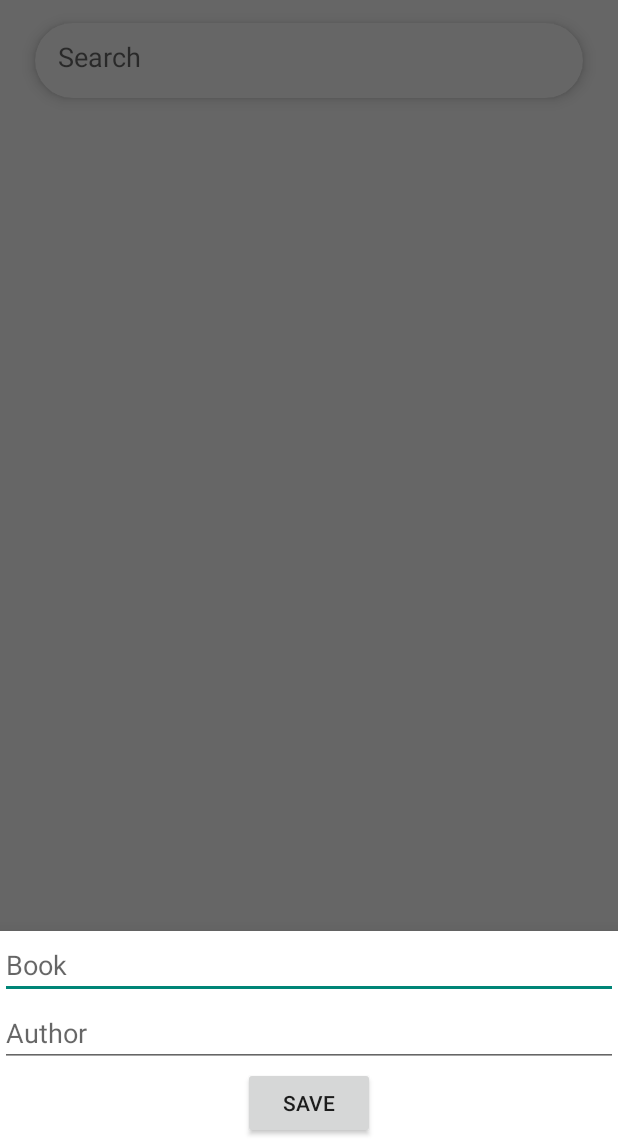
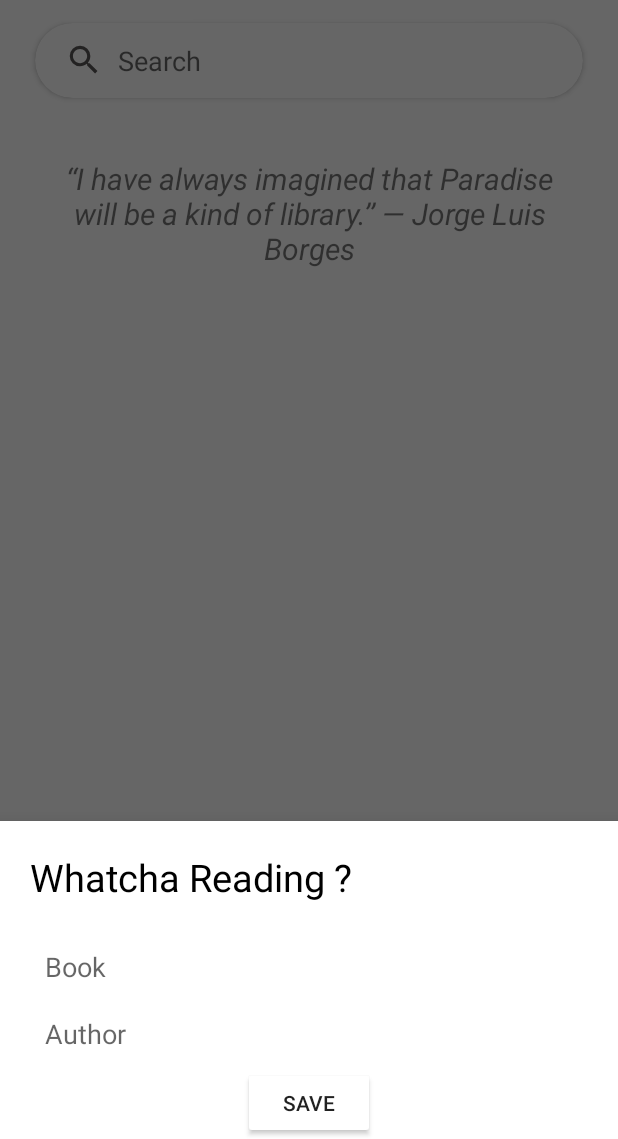
Before and after one commit to faizanmir/BookKeeper3, an Android app: the mainActivity screen opened directly, with no data from a screen before it, after a tap on an icon or button, on a phone screen of 412 x 824 dp, the part 97-1236 px from its top. Run offline under Robolectric (Android 15) with nearby library versions, the phone set to English and light mode, and no system bars; our stand-ins replace Room's generated code; libraries missing offline, so code that uses them is left out: me.anwarshahriar.calligrapher; 2 statements that could not run were skipped.

Commit message:
Changelog * Add randomised quote * Fix Search
Signed-off-by: Faizan <faizanmir009@gmail.com>

```diff
--- a/app/src/main/java/bookkeeper/com/bookkeeper/mainActivity.java
+++ b/app/src/main/java/bookkeeper/com/bookkeeper/mainActivity.java
@@ -1,32 +1,38 @@
 package bookkeeper.com.bookkeeper;
 
-import androidx.appcompat.app.AppCompatActivity;
 import android.os.Bundle;
 import android.text.Editable;
 import android.text.TextWatcher;
 import android.view.View;
 import android.widget.Button;
 import android.widget.EditText;
+import android.widget.TextView;
 import android.widget.Toast;
 
 import com.google.android.material.bottomsheet.BottomSheetDialog;
 import com.google.android.material.floatingactionbutton.FloatingActionButton;
 
+import java.util.ArrayList;
+import java.util.Random;
+
+import androidx.appcompat.app.AppCompatActivity;
 import androidx.recyclerview.widget.RecyclerView;
 import androidx.recyclerview.widget.StaggeredGridLayoutManager;
 import bookkeeper.com.bookkeeper.BooksDatabase.Book;
 import bookkeeper.com.bookkeeper.BooksDatabase.BooksDataBase;
 import me.anwarshahriar.calligrapher.Calligrapher;
 
-import java.util.ArrayList;
-
 public class mainActivity extends AppCompatActivity {
-
+    TextView textView_quotes;
     @Override
     protected void onCreate(Bundle savedInstanceState) {
         super.onCreate(savedInstanceState);
         setContentView(R.layout.activity_main);
-
+        int array_quotes[] = {R.string.quote1, R.string.quote2, R.string.quote3, R.string.quote4, R.string.quote5, R.string.quote6, R.string.quote7};
+        Random random = new Random();
+        int z = random.nextInt(array_quotes.length - 1);
+        textView_quotes = findViewById(R.id.quotes);
+        textView_quotes.setText(array_quotes[z]);
         final ArrayList<Book> books = (ArrayList<Book>) BooksDataBase.getInstance(this).getDAO().getBooks();
         final ArrayList<Book>filter_books = new ArrayList<>();
         RecyclerView recyclerView = findViewById(R.id.recycle);
@@ -41,6 +47,8 @@ public class mainActivity extends AppCompatActivity {
         bottomSheetDialog.setContentView(R.layout.input);
 
         EditText search = findViewById(R.id.search);
+
+
         search.addTextChangedListener(new TextWatcher() {
             @Override
             public void beforeTextChanged(CharSequence s, int start, int count, int after) {
@@ -49,8 +57,13 @@ public class mainActivity extends AppCompatActivity {
 
             @Override
             public void onTextChanged(CharSequence s, int start, int before, int count) {
+
+
                 filter_books.clear();
                 if (s.length() > 0) {
+
+                    textView_quotes.setVisibility(View.GONE);
+
                     for (int i = 0; i < books.size(); i++) {
                         if(books.get(i).book.toLowerCase().contains(s.toString().toLowerCase()))
                         filter_books.add(books.get(i));
@@ -62,6 +75,7 @@ public class mainActivity extends AppCompatActivity {
                 }
                 else
                 {
+                    books.clear();
                    books.addAll( (ArrayList<Book>) BooksDataBase.getInstance(mainActivity.this).getDAO().getBooks());
                     obj.notifyDataSetChanged();
                 }
@@ -109,4 +123,10 @@ public class mainActivity extends AppCompatActivity {
 
 
     }
+
+    @Override
+    public void onBackPressed() {
+        super.onBackPressed();
+
+    }
 }
--- /dev/null
+++ b/app/src/main/res/drawable/book_plus.xml
@@ -0,0 +1,10 @@
+<!-- drawable/book_plus.xml -->
+<vector xmlns:android="http://schemas.android.com/apk/res/android"
+    android:height="24dp"
+    android:width="24dp"
+    android:viewportWidth="24"
+    android:viewportHeight="24">
+    <path
+        android:fillColor="#000"
+        android:pathData="M18,22H6A2,2 0 0,1 4,20V4C4,2.89 4.9,2 6,2H7V9L9.5,7.5L12,9V2H18A2,2 0 0,1 20,4V20A2,2 0 0,1 18,22M14,20H16V18H18V16H16V14H14V16H12V18H14V20Z" />
+</vector>
--- /dev/null
+++ b/app/src/main/res/drawable/magnify.xml
@@ -0,0 +1,10 @@
+<!-- drawable/magnify.xml -->
+<vector xmlns:android="http://schemas.android.com/apk/res/android"
+    android:height="24dp"
+    android:width="24dp"
+    android:viewportWidth="24"
+    android:viewportHeight="24">
+    <path
+        android:fillColor="#585555"
+        android:pathData="M9.5,3A6.5,6.5 0 0,1 16,9.5C16,11.11 15.41,12.59 14.44,13.73L14.71,14H15.5L20.5,19L19,20.5L14,15.5V14.71L13.73,14.44C12.59,15.41 11.11,16 9.5,16A6.5,6.5 0 0,1 3,9.5A6.5,6.5 0 0,1 9.5,3M9.5,5C7,5 5,7 5,9.5C5,12 7,14 9.5,14C12,14 14,12 14,9.5C14,7 12,5 9.5,5Z" />
+</vector>
--- a/app/src/main/res/layout/activity_main.xml
+++ b/app/src/main/res/layout/activity_main.xml
@@ -4,6 +4,9 @@
     xmlns:tools="http://schemas.android.com/tools"
     android:layout_width="match_parent"
     android:layout_height="match_parent"
+    android:focusableInTouchMode="true"
+    android:clickable="true"
+    android:focusable="true"
     tools:context=".mainActivity"
     android:background="@android:color/white">
 
@@ -27,34 +30,48 @@
         android:layout_height="50dp"
         app:cardCornerRadius="40dp"
         android:layout_below="@id/textView"
-        app:cardElevation="5dp"
+        app:cardElevation="2dp"
         android:id="@+id/cv">
 
         <RelativeLayout
             android:layout_width="match_parent"
             android:layout_height="match_parent">
             <ImageView
-                android:layout_width="30dp"
-                android:layout_height="30dp"
+                android:layout_width="25dp"
+                android:layout_height="25dp"
+                android:layout_marginStart="20dp"
                 android:layout_centerVertical="true"
                 android:id="@+id/search_image"
-
+                android:src="@drawable/magnify"
                 />
 
             <EditText
                 android:id="@+id/search"
                 android:layout_width="match_parent"
                 android:layout_height="match_parent"
-                android:ems="10"
+                android:layout_toEndOf="@id/search_image"
                 android:inputType="textPersonName"
                 android:background="@android:color/transparent"
-                android:padding="5dp"
+                android:padding="0dp"
                 android:layout_margin="10dp"
                 android:hint="Search"
-                android:layout_alignStart="@id/search_image"
+
                 />
         </RelativeLayout>
     </androidx.cardview.widget.CardView>
+
+    <TextView
+        android:layout_width="match_parent"
+        android:layout_height="wrap_content"
+        android:layout_below="@+id/cv"
+        android:text="@string/quote1"
+        android:layout_margin="40dp"
+        android:textStyle="italic"
+        android:textSize="20dp"
+        android:textAlignment="center"
+        android:layout_centerVertical="true"
+        android:id="@+id/quotes" />
+
 
     <androidx.recyclerview.widget.RecyclerView
         android:layout_width="match_parent"
@@ -75,15 +92,14 @@
         android:layout_marginStart="30dp"
         android:layout_marginBottom="5dp"
         />
-
-
-
     <com.google.android.material.floatingactionbutton.FloatingActionButton
         android:layout_width="wrap_content"
+        app:borderWidth="0dp"
         android:id="@+id/add_book"
         android:layout_alignParentEnd="true"
         android:layout_above="@id/recycle"
+        android:backgroundTint="@android:color/white"
         android:layout_margin="16dp"
-        android:src="@drawable/common_full_open_on_phone"
+        android:src="@drawable/book_plus"
         android:layout_height="wrap_content" />
 </RelativeLayout>
--- a/app/src/main/res/layout/input.xml
+++ b/app/src/main/res/layout/input.xml
@@ -1,12 +1,28 @@
 <?xml version="1.0" encoding="utf-8"?>
 <RelativeLayout xmlns:android="http://schemas.android.com/apk/res/android"
     android:orientation="vertical" android:layout_width="match_parent"
-    android:layout_height="match_parent">
+    android:layout_height="match_parent"
+    android:background="@android:color/white">
+
+    <TextView
+        android:layout_width="wrap_content"
+        android:layout_height="wrap_content"
+        android:text="Whatcha Reading ?"
+        android:id="@+id/What"
+        android:textSize="25dp"
+        android:layout_margin="20dp"
+        android:textColor="@android:color/black" />
+
     <EditText
         android:layout_width="match_parent"
         android:layout_height="wrap_content"
         android:id="@+id/book_name"
         android:hint="Book"
+        android:layout_below="@id/What"
+        android:background="@android:color/transparent"
+        android:layout_marginStart="20dp"
+        android:padding="10dp"
+        android:layout_marginEnd="20dp"
         />
     <EditText
         android:layout_width="match_parent"
@@ -15,6 +31,10 @@
         android:layout_centerHorizontal="true"
         android:layout_below="@+id/book_name"
         android:hint="Author"
+        android:background="@android:color/transparent"
+        android:layout_alignStart="@+id/book_name"
+        android:padding="10dp"
+        android:layout_marginEnd="20dp"
         />
 
     <Button
@@ -24,6 +44,9 @@
         android:text="Save"
         android:layout_below="@+id/author"
         android:layout_centerHorizontal="true"
+        android:backgroundTint="@android:color/white"
+        android:elevation="5dp"
+
         />
 
 
--- a/app/src/main/res/values/strings.xml
+++ b/app/src/main/res/values/strings.xml
@@ -2,9 +2,23 @@
     <string name="app_name">BookKeeper</string>
     <string name="title_activity_add">addActivity</string>
     <string name="webid">874429853705-2qm71nttlq8firumiu0g5c8s61c0cn88.apps.googleusercontent.com</string>
-
-
-
+    <string name="quote1">“A room without books is like a body without a soul.”
+― Marcus Tullius Cicero</string>
+    <string name="quote9">“The person, be it gentleman or lady, who has not pleasure in a good novel, must be intolerably stupid.”
+― Jane Austen, Northanger Abbey</string>
+    <string name="quote2">“Good friends, good books, and a sleepy conscience: this is the ideal life.”
+― Mark Twain</string>
+    <string name="quote3">“Fairy tales are more than true: not because they tell us that dragons exist, but because they tell us that dragons can be beaten.”
+― Neil Gaiman, Coraline</string>
+    <string name="quote4">““Outside of a dog, a book is man\'s best friend. Inside of a dog it\'s too dark to read.”
+― Groucho Marx, The Essential Groucho: Writings For By And About Groucho Marx</string>
+    <string name="quote5">“I have always imagined that Paradise will be a kind of library.”
+― Jorge Luis Borges</string>
+    <string name="quote6">“If you only read the books that everyone else is reading, you can only think what everyone else is thinking.”
+― Haruki Murakami, Norwegian Wood
+</string>
+    <string name="quote7">“Never trust anyone who has not brought a book with them.”
+― Lemony Snicket, Horseradish</string>
 
 
 </resources>
```
Also changed, not shown: app/src/main/java/bookkeeper/com/bookkeeper/myRecyclerView.java (+5 -11 lines).
